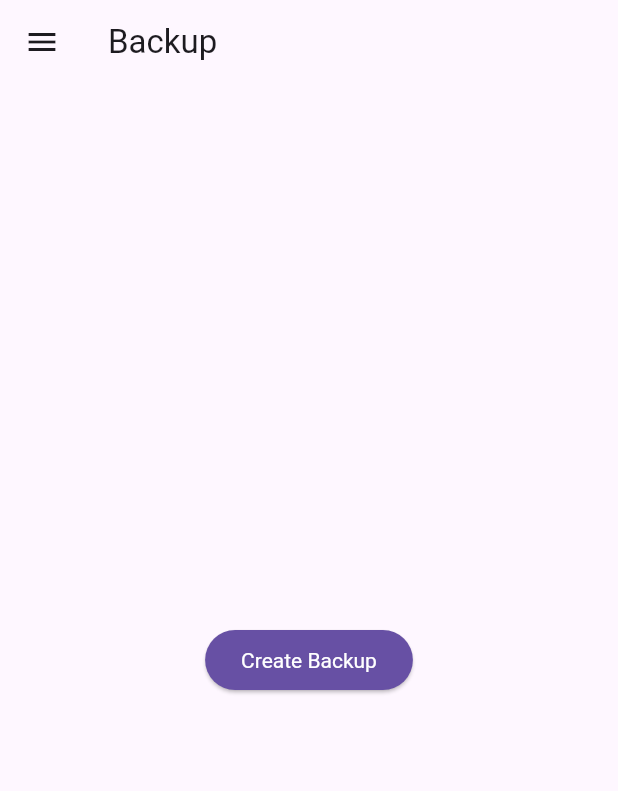
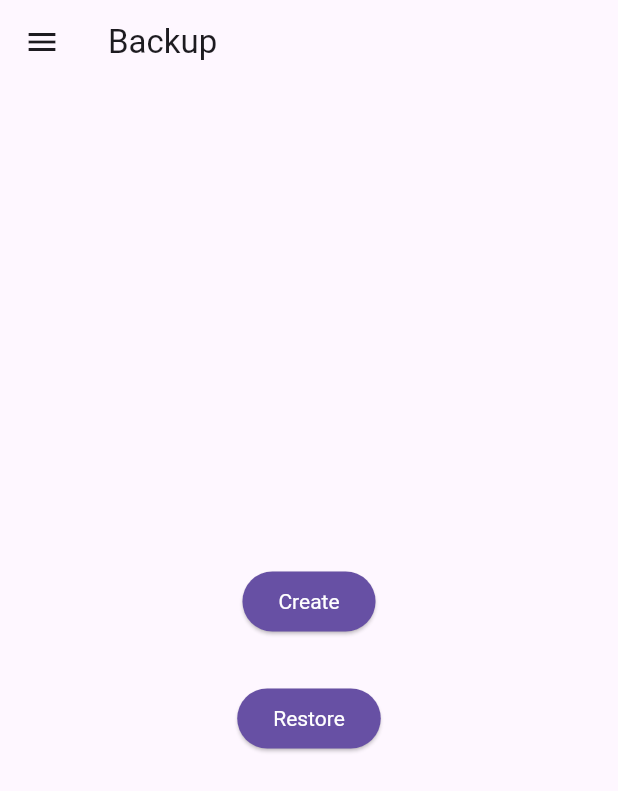
Before and after one commit to Hollow-Ego/rabenkorb, a Flutter app: the BackupPage screen opened by its route, on a phone screen of 412 x 824 dp. Shown: the top 791 px of the screen. Run offline on Flutter 3.47's test engine with Material 3 defaults, Android fonts, the phone set to English and light mode, and no system bars; our stand-ins replace device_info_plus, drift, dropdown_search, file_picker, go_router, image_picker and 5 more; missing offline and left inert: codenic_logger, drag_and_drop_lists, mongo_dart, sqlite3; accounts and stored records are empty; generated files the repository leaves out were written again; statements that could not run were skipped.

Commit message:
restoring a backup is now possible

```diff
--- a/lib/database/database.dart
+++ b/lib/database/database.dart
@@ -50,11 +50,12 @@ part 'database.g.dart';
   ],
 )
 class AppDatabase extends _$AppDatabase {
+  static const databaseFileName = 'db.sqlite';
   AppDatabase() : super(_openConnection());
 
   AppDatabase.forTesting(super.e);
 
-  AppDatabase.forImport(String path) : super(_openImportDatabase(path));
+  AppDatabase.forImport(String path, String fileName) : super(_openImportDatabase(path, fileName));
 
   @override
   int get schemaVersion => 1;
@@ -78,14 +79,14 @@ class AppDatabase extends _$AppDatabase {
 LazyDatabase _openConnection() {
   return LazyDatabase(() async {
     final dbFolder = await getApplicationDocumentsDirectory();
-    final file = File(p.join(dbFolder.path, 'db.sqlite'));
+    final file = File(p.join(dbFolder.path, AppDatabase.databaseFileName));
     return NativeDatabase.createInBackground(file);
   });
 }
 
-LazyDatabase _openImportDatabase(String path) {
+LazyDatabase _openImportDatabase(String path, String filename) {
   return LazyDatabase(() async {
-    final file = File(p.join(path, 'db.sqlite'));
+    final file = File(p.join(path, filename));
     return NativeDatabase.createInBackground(file);
   });
 }
--- /dev/null
+++ b/lib/features/backup/backup_create.dart
@@ -0,0 +1,33 @@
+import 'package:file_picker/file_picker.dart';
+import 'package:flutter/material.dart';
+import 'package:rabenkorb/generated/l10n.dart';
+import 'package:rabenkorb/services/utility/backup_service.dart';
+import 'package:rabenkorb/shared/helper_functions.dart';
+import 'package:rabenkorb/shared/widgets/inputs/core_primary_button.dart';
+import 'package:watch_it/watch_it.dart';
+
+class BackupCreate extends StatelessWidget {
+  const BackupCreate({super.key});
+
+  @override
+  Widget build(BuildContext context) {
+    return CorePrimaryButton(
+      onPressed: () => _createBackup(context),
+      child: Text(S.of(context).BackupCreate),
+    );
+  }
+
+  Future<void> _createBackup(BuildContext context) async {
+    final canAccessExternalStorage = await confirmPermissions(context);
+    if (!canAccessExternalStorage) {
+      return;
+    }
+    final exportPath = await FilePicker.platform.getDirectoryPath();
+    if (exportPath == null || exportPath.trim().isEmpty) {
+      return;
+    }
+    doWithLoadingIndicator(() async {
+      await di<BackupService>().backup(exportPath);
+    });
+  }
+}
--- a/lib/features/backup/backup_page.dart
+++ b/lib/features/backup/backup_page.dart
@@ -1,15 +1,9 @@
-import 'package:file_picker/file_picker.dart';
 import 'package:flutter/material.dart';
-import 'package:permission_handler/permission_handler.dart';
+import 'package:rabenkorb/features/backup/backup_create.dart';
+import 'package:rabenkorb/features/backup/backup_restore.dart';
 import 'package:rabenkorb/features/core/structural/core_scaffold.dart';
 import 'package:rabenkorb/features/core/structural/drawer/core_drawer.dart';
 import 'package:rabenkorb/generated/l10n.dart';
-import 'package:rabenkorb/services/core/dialog_service.dart';
-import 'package:rabenkorb/services/utility/backup_service.dart';
-import 'package:rabenkorb/shared/helper_functions.dart';
-import 'package:rabenkorb/shared/state_types.dart';
-import 'package:rabenkorb/shared/widgets/inputs/core_primary_button.dart';
-import 'package:watch_it/watch_it.dart';
 
 class BackupPage extends StatelessWidget {
   const BackupPage({super.key});
@@ -17,15 +11,17 @@ class BackupPage extends StatelessWidget {
   @override
   Widget build(BuildContext context) {
     return CoreScaffold(
-      body: Center(
-        child: Column(
-          mainAxisAlignment: MainAxisAlignment.center,
-          children: [
-            CorePrimaryButton(
-              onPressed: () => _createBackup(context),
-              child: Text(S.of(context).BackupCreate),
-            )
-          ],
+      body: const Center(
+        child: Padding(
+          padding: EdgeInsets.all(8.0),
+          child: Column(
+            mainAxisAlignment: MainAxisAlignment.center,
+            children: [
+              BackupCreate(),
+              SizedBox(height: 30),
+              BackupRestore(),
+            ],
+          ),
         ),
       ),
       drawer: const CoreDrawer(),
@@ -34,45 +30,4 @@ class BackupPage extends StatelessWidget {
       ),
     );
   }
-
-  Future<void> _createBackup(BuildContext context) async {
-    final canAccessExternalStorage = await _confirmPermissions(context);
-    if (!canAccessExternalStorage) {
-      return;
-    }
-    final exportPath = await FilePicker.platform.getDirectoryPath();
-    if (exportPath == null || exportPath.trim().isEmpty) {
-      return;
-    }
-    doWithLoadingIndicator(() async {
-      await di<BackupService>().backup(exportPath);
-    });
-  }
-
-  Future<bool> _confirmPermissions(BuildContext context) async {
-    if (await Permission.manageExternalStorage.isGranted) {
-      return true;
-    }
-
-    if (!context.mounted) {
-      return false;
-    }
-    var askForPermission = false;
-    await di<DialogService>().showConfirm(
-      context: context,
-      confirmBtnText: S.of(context).SetPermission,
-      title: S.of(context).PermissionsRequired,
-      text: S.of(context).MessagePermissionRequired,
-      type: StateType.warning,
-      onConfirm: () async {
-        askForPermission = true;
-      },
-    );
-
-    if (!askForPermission) {
-      return false;
-    }
-
-    return await Permission.manageExternalStorage.request().isGranted;
-  }
 }
--- /dev/null
+++ b/lib/features/backup/backup_restore.dart
@@ -0,0 +1,17 @@
+import 'package:flutter/material.dart';
+import 'package:go_router/go_router.dart';
+import 'package:rabenkorb/generated/l10n.dart';
+import 'package:rabenkorb/routing/routes.dart';
+import 'package:rabenkorb/shared/widgets/inputs/core_primary_button.dart';
+
+class BackupRestore extends StatelessWidget {
+  const BackupRestore({super.key});
+
+  @override
+  Widget build(BuildContext context) {
+    return CorePrimaryButton(
+      onPressed: () => context.push(Routes.backupRestore),
+      child: Text(S.of(context).BackupImport),
+    );
+  }
+}
--- a/lib/routing/router_config.dart
+++ b/lib/routing/router_config.dart
@@ -1,6 +1,7 @@
 import 'package:flutter/cupertino.dart';
 import 'package:go_router/go_router.dart';
 import 'package:rabenkorb/features/backup/backup_page.dart';
+import 'package:rabenkorb/features/backup/backup_restore_screen.dart';
 import 'package:rabenkorb/features/debug/debug_page.dart';
 import 'package:rabenkorb/features/library/details/item_template_details.dart';
 import 'package:rabenkorb/features/main/main_page.dart';
@@ -44,6 +45,10 @@ RouterConfig<Object> goRouterConfig({String initialLocation = Routes.home}) => G
           },
         ),
         GoRoute(
+          path: Routes.backupRestore,
+          builder: (context, state) => const BackupRestoreScreen(),
+        ),
+        GoRoute(
           path: Routes.backup,
           builder: (context, state) => const BackupPage(),
         ),
--- a/lib/routing/routes.dart
+++ b/lib/routing/routes.dart
@@ -6,5 +6,6 @@ abstract class Routes {
   static const String basketItemDetails = "$library/item";
   static const String debug = "/debug";
   static const String backup = "/backup";
+  static const String backupRestore = "$backup/import";
   static const String settings = "/settings";
 }
--- a/pubspec.yaml
+++ b/pubspec.yaml
@@ -31,6 +31,7 @@ dependencies:
   drag_and_drop_lists: ^0.3.3
   dropdown_search: ^5.0.6
   image_picker: ^1.1.1
+  sqlite3: ^2.4.3
 
 dev_dependencies:
   flutter_test:
```
Also changed, not shown: lib/di/di_setup.dart (+34 -0 lines), lib/features/backup/backup_restore_screen.dart (added, +122 -0 lines), lib/l10n/intl_de_DE.arb (+9 -1 lines), lib/l10n/intl_en.arb (+9 -1 lines), lib/services/utility/backup_service.dart (+43 -16 lines), lib/shared/helper_functions.dart (+28 -0 lines), lib/generated/intl/messages_de_DE.dart, lib/generated/intl/messages_en.dart, lib/generated/l10n.dart, pubspec.lock.
